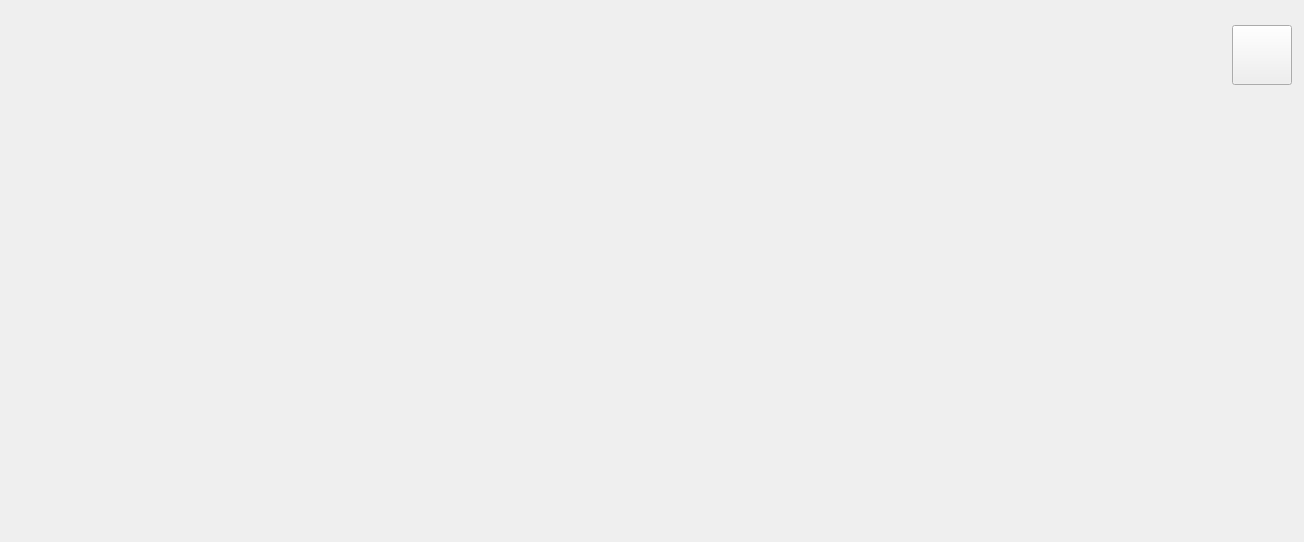
This is ui/messagemanagement.ui in 1xiaosongz/IABPUI as Qt 5 draws it before an edit. The edited form follows.
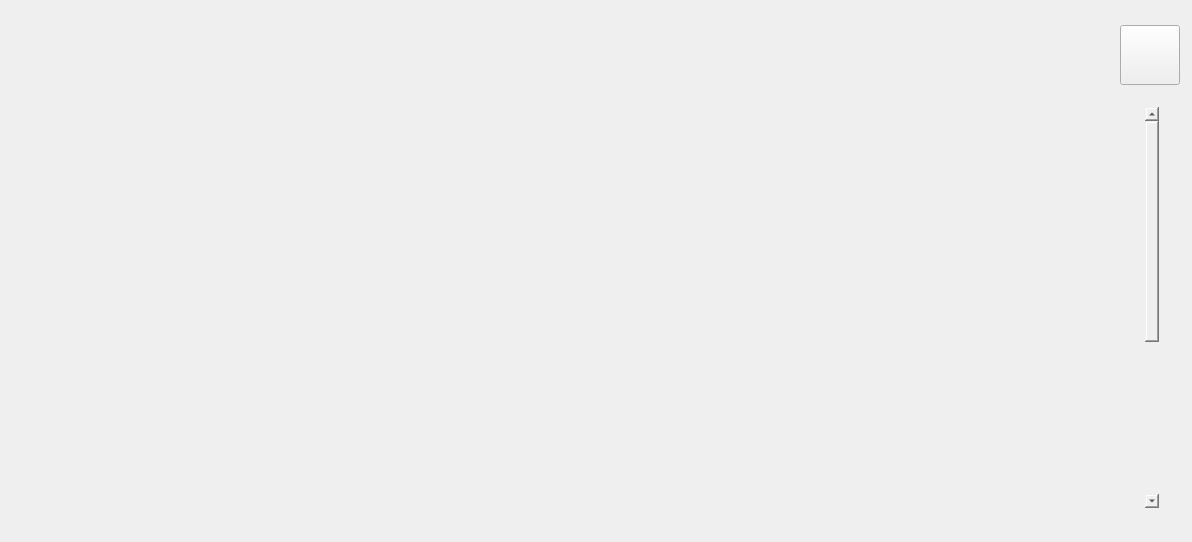
This is the edited form. Icons and pictures are not drawn.

```diff
--- a/ui/messagemanagement.ui
+++ b/ui/messagemanagement.ui
@@ -6,19 +6,19 @@
    <rect>
     <x>0</x>
     <y>0</y>
-    <width>1304</width>
+    <width>1192</width>
     <height>542</height>
    </rect>
   </property>
   <property name="minimumSize">
    <size>
-    <width>1304</width>
+    <width>1192</width>
     <height>542</height>
    </size>
   </property>
   <property name="maximumSize">
    <size>
-    <width>1304</width>
+    <width>1192</width>
     <height>542</height>
    </size>
   </property>
@@ -30,19 +30,19 @@
     <rect>
      <x>0</x>
      <y>0</y>
-     <width>1304</width>
+     <width>1192</width>
      <height>542</height>
     </rect>
    </property>
    <property name="minimumSize">
     <size>
-     <width>1304</width>
+     <width>1192</width>
      <height>542</height>
     </size>
    </property>
    <property name="maximumSize">
     <size>
-     <width>1304</width>
+     <width>1192</width>
      <height>542</height>
     </size>
    </property>
@@ -58,7 +58,7 @@
     <rect>
      <x>12</x>
      <y>87</y>
-     <width>1280</width>
+     <width>1161</width>
      <height>440</height>
     </rect>
    </property>
@@ -82,8 +82,8 @@
      <rect>
       <x>20</x>
       <y>20</y>
-      <width>1242</width>
-      <height>392</height>
+      <width>1127</width>
+      <height>401</height>
      </rect>
     </property>
     <layout class="QVBoxLayout" name="verticalLayout">
@@ -91,7 +91,7 @@
       <widget class="QScrollArea" name="scrollArea">
        <property name="minimumSize">
         <size>
-         <width>1240</width>
+         <width>1125</width>
          <height>390</height>
         </size>
        </property>
@@ -113,10 +113,22 @@
          <rect>
           <x>0</x>
           <y>0</y>
-          <width>1240</width>
-          <height>390</height>
+          <width>1110</width>
+          <height>676</height>
          </rect>
         </property>
+        <property name="minimumSize">
+         <size>
+          <width>0</width>
+          <height>0</height>
+         </size>
+        </property>
+        <property name="maximumSize">
+         <size>
+          <width>16777215</width>
+          <height>16777215</height>
+         </size>
+        </property>
         <property name="styleSheet">
          <string notr="true">border: none; 
 background: transparent;</string>
@@ -131,13 +143,13 @@
             <widget class="QFrame" name="frame_4">
              <property name="minimumSize">
               <size>
-               <width>1200</width>
+               <width>1090</width>
                <height>68</height>
               </size>
              </property>
              <property name="maximumSize">
               <size>
-               <width>1200</width>
+               <width>1090</width>
                <height>68</height>
               </size>
              </property>
@@ -156,13 +168,13 @@
             <widget class="QFrame" name="frame_3">
              <property name="minimumSize">
               <size>
-               <width>1200</width>
+               <width>1090</width>
                <height>68</height>
               </size>
              </property>
              <property name="maximumSize">
               <size>
-               <width>1200</width>
+               <width>1090</width>
                <height>68</height>
               </size>
              </property>
@@ -181,13 +193,88 @@
             <widget class="QFrame" name="frame_5">
              <property name="minimumSize">
               <size>
-               <width>1200</width>
+               <width>1090</width>
                <height>68</height>
               </size>
              </property>
              <property name="maximumSize">
               <size>
-               <width>1200</width>
+               <width>1090</width>
+               <height>68</height>
+              </size>
+             </property>
+             <property name="styleSheet">
+              <string notr="true">background-image: url(:/MessageManagement/Group 10568X.png);</string>
+             </property>
+             <property name="frameShape">
+              <enum>QFrame::StyledPanel</enum>
+             </property>
+             <property name="frameShadow">
+              <enum>QFrame::Raised</enum>
+             </property>
+            </widget>
+           </item>
+           <item>
+            <widget class="QFrame" name="frame_7">
+             <property name="minimumSize">
+              <size>
+               <width>1090</width>
+               <height>68</height>
+              </size>
+             </property>
+             <property name="maximumSize">
+              <size>
+               <width>1090</width>
+               <height>68</height>
+              </size>
+             </property>
+             <property name="styleSheet">
+              <string notr="true">background-image: url(:/MessageManagement/Group 10568X.png);</string>
+             </property>
+             <property name="frameShape">
+              <enum>QFrame::StyledPanel</enum>
+             </property>
+             <property name="frameShadow">
+              <enum>QFrame::Raised</enum>
+             </property>
+            </widget>
+           </item>
+           <item>
+            <widget class="QFrame" name="frame_3">
+             <property name="minimumSize">
+              <size>
+               <width>1090</width>
+               <height>68</height>
+              </size>
+             </property>
+             <property name="maximumSize">
+              <size>
+               <width>1090</width>
+               <height>68</height>
+              </size>
+             </property>
+             <property name="styleSheet">
+              <string notr="true">background-image: url(:/MessageManagement/Group 10568X.png);</string>
+             </property>
+             <property name="frameShape">
+              <enum>QFrame::StyledPanel</enum>
+             </property>
+             <property name="frameShadow">
+              <enum>QFrame::Raised</enum>
+             </property>
+            </widget>
+           </item>
+           <item>
+            <widget class="QFrame" name="frame_4">
+             <property name="minimumSize">
+              <size>
+               <width>1090</width>
+               <height>68</height>
+              </size>
+             </property>
+             <property name="maximumSize">
+              <size>
+               <width>1090</width>
                <height>68</height>
               </size>
              </property>
@@ -206,13 +293,13 @@
             <widget class="QFrame" name="frame_2">
              <property name="minimumSize">
               <size>
-               <width>1200</width>
+               <width>1090</width>
                <height>68</height>
               </size>
              </property>
              <property name="maximumSize">
               <size>
-               <width>1200</width>
+               <width>1090</width>
                <height>68</height>
               </size>
              </property>
@@ -239,7 +326,7 @@
   <widget class="QPushButton" name="Close_Button">
    <property name="geometry">
     <rect>
-     <x>1232</x>
+     <x>1120</x>
      <y>25</y>
      <width>60</width>
      <height>60</height>
```
Left out of the diff: 10 changed lines with no effect on the pictures.
